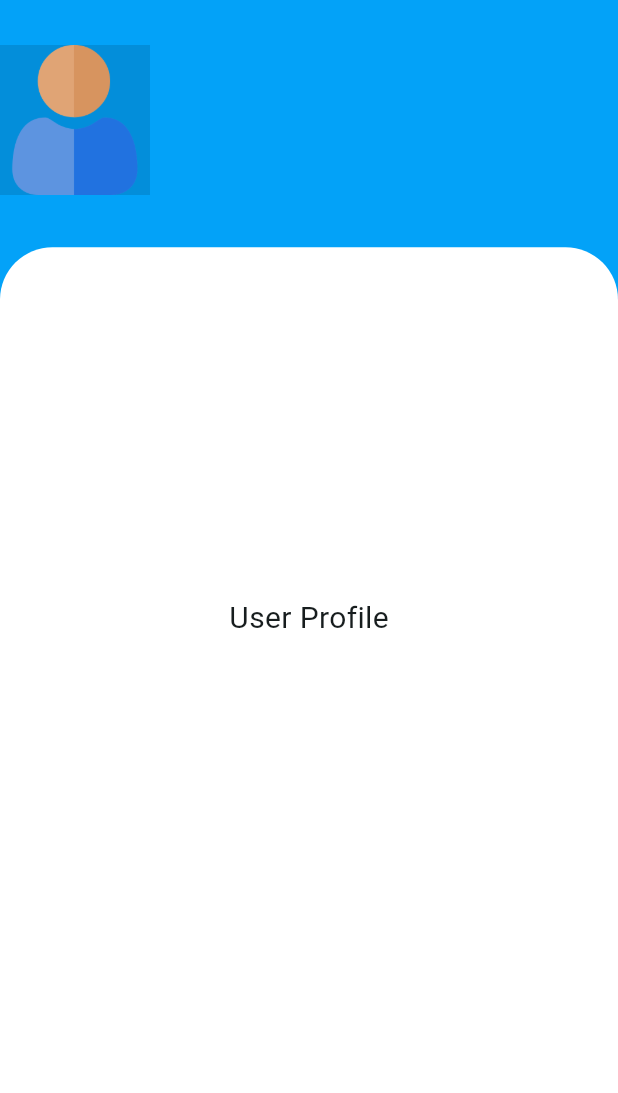
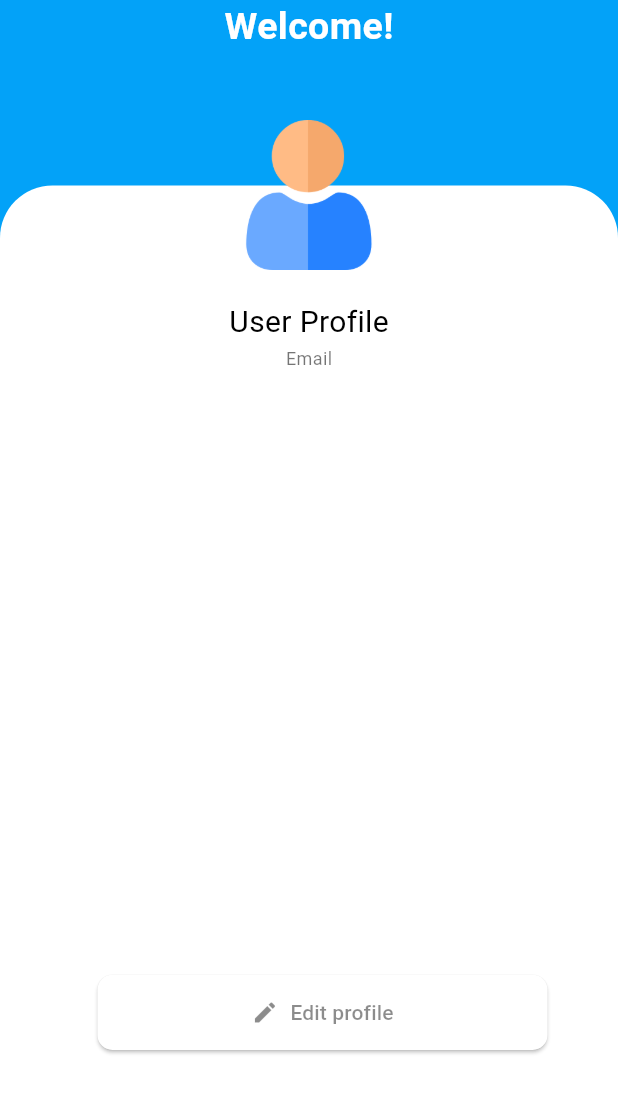
Before and after one commit to IivanLino6/LoginApp-MVVM, a Flutter app: the ProfilePage screen opened directly, on a phone screen of 412 x 824 dp. Shown: the top 1093 px of the screen. Run offline on Flutter 3.47's test engine with Material 3 defaults, Android fonts, the phone set to English and light mode, and no system bars; our stand-ins replace cloud_firestore, firebase_auth, firebase_core, fluttertoast, get_it, injectable and 1 more; accounts and stored records are empty.

Commit message:
Adding project

```diff
--- a/lib/src/Presentation/Pages/Profile/Widgets/profile_content.dart
+++ b/lib/src/Presentation/Pages/Profile/Widgets/profile_content.dart
@@ -1,3 +1,6 @@
+import 'package:firebase/src/Presentation/Widgets/RoundBtn.dart';
+import 'package:firebase/src/Presentation/Widgets/customBtn.dart';
+import 'package:firebase/src/Presentation/Widgets/defaultBtn.dart';
 import 'package:flutter/material.dart';
 
 class ProfileContent extends StatelessWidget {
@@ -5,19 +8,31 @@ class ProfileContent extends StatelessWidget {
 
   @override
   Widget build(BuildContext context) {
-
     final double screenSize = MediaQuery.of(context).size.height;
     final double screenWidth = MediaQuery.of(context).size.width;
 
     return Stack(
       children: [
+        //Blue background
         Positioned.fill(
           child: Container(
             color: const Color.fromARGB(255, 3, 162, 248),
           ),
         ),
+        //Welcome title
+        const Positioned(
+            left: 0,
+            right: 0,
+            child: Align(
+                alignment: Alignment.center,
+                child: Text('Welcome!',
+                    style: TextStyle(
+                        fontSize: 25,
+                        color: Colors.white,
+                        fontWeight: FontWeight.bold)))),
+        //White background
         Positioned(
-          top: screenSize * .2,
+          top: screenSize * .15,
           child: Container(
             height: screenSize,
             width: screenWidth,
@@ -28,14 +43,41 @@ class ProfileContent extends StatelessWidget {
                 color: Colors.white),
           ),
         ),
-        Center(
-          child: Positioned(
-            top: 100,
-            child: Center(child: Text('User Profile', style:TextStyle(fontSize: 20)))),
-        ),
+        //User profile text
+        const Positioned(
+            left: 0,
+            right: 0,
+            top: 200,
+            child: Align(
+                alignment: Alignment.center,
+                child: Text('User Profile',
+                    style: TextStyle(fontSize: 20, color: Colors.black)))),
+        //Email Text
+        const Positioned(
+            left: 0,
+            right: 0,
+            top: 230,
+            child: Align(
+                alignment: Alignment.center,
+                child: Text('Email',
+                    style: TextStyle(fontSize: 12, color: Colors.black54)))),
+        //Image
         Positioned(
-          top: 30,
-          child: Image.asset('asset/user.png',height: 100,colorBlendMode: BlendMode.darken,color: Colors.black12,))
+            left: 0,
+            right: 0,
+            top: 80,
+            child: Align(
+                alignment: Alignment.center,
+                child: Image.asset(
+                  'asset/user.png',
+                  height: 100,
+                ))),
+        //Edit profile button
+        Positioned(
+            top: 650,
+            left: 65,
+            child: DefaultWidget(
+                icon: Icons.edit, onFctn: () {}, txt: 'Edit profile'))
       ],
     );
   }
--- /dev/null
+++ b/lib/src/Presentation/Widgets/defaultBtn.dart
@@ -0,0 +1,38 @@
+import 'package:flutter/material.dart';
+
+class DefaultWidget extends StatelessWidget {
+  final String txt;
+  final VoidCallback onFctn;
+  final IconData icon;
+  const DefaultWidget({
+    super.key,
+    required this.txt,
+    required this.onFctn,
+    required this.icon,
+  });
+
+  @override
+  Widget build(BuildContext context) {
+    return SizedBox(
+      height: 50,
+      width: 300,
+      child: ElevatedButton.icon(
+        icon: Icon(icon), // Icono del botón
+        label: Text(txt), // Texto del botón
+        onPressed: () {
+          // Acción al presionar el botón
+          onFctn();
+        },
+        style: ElevatedButton.styleFrom(
+          foregroundColor: Colors.black45,
+          backgroundColor: Colors.white, // Color del texto e icono
+          shape: RoundedRectangleBorder(
+            borderRadius: BorderRadius.circular(10), // Esquinas redondeadas
+          ),
+          padding:
+              EdgeInsets.symmetric(horizontal: 20, vertical: 10), // Espaciado
+        ),
+      ),
+    );
+  }
+}
```
Also changed, not shown: lib/src/D_I/app_module.dart (+18 -3 lines), lib/src/Data/Repository/user_repository_impl.dart (added, +25 -0 lines), lib/src/Domain/Repository/user_repository.dart (added, +7 -0 lines), lib/src/Domain/UsesCases/Users/getUserbyId_usecase.dart (added, +12 -0 lines), lib/src/Domain/UsesCases/Users/users_usercase.dart (added, +10 -0 lines), lib/src/Presentation/Pages/Profile/Widgets/profile_viewmodel.dart (added, +16 -0 lines), lib/injection.config.dart.
